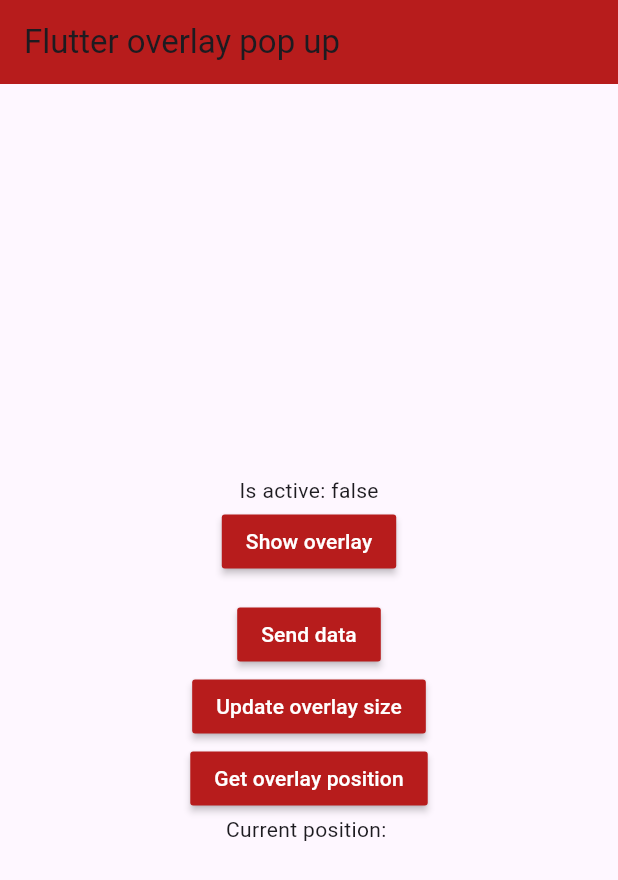
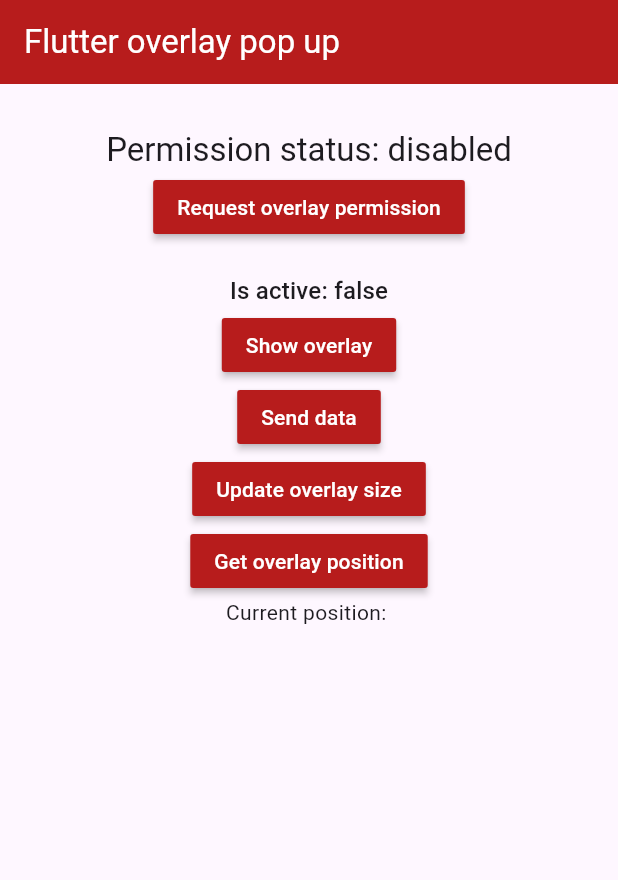
Before and after one commit to diegohzea/overlay_pop_up, a Flutter app: the screen it shows after launch, after a tap on "Send data", on a phone screen of 412 x 824 dp. Shown: the top 880 px of the screen. Run offline on Flutter 3.47's test engine with Material 3 defaults, Android fonts, the phone set to English and light mode, and no system bars.

Commit message:
added onActivitiyResultListener to manage permission status

```diff
--- a/example/lib/main.dart
+++ b/example/lib/main.dart
@@ -16,6 +16,7 @@ class MyApp extends StatefulWidget {
 
 class _MyAppState extends State<MyApp> {
   bool isActive = false;
+  bool permissionStatus = false;
   String overlayPosition = '';
 
   @override
@@ -33,12 +34,39 @@ class _MyAppState extends State<MyApp> {
   Widget build(BuildContext context) {
     return MaterialApp(
       home: Scaffold(
-        appBar: AppBar(title: const Text('Flutter overlay pop up'), backgroundColor: Colors.red[900]),
-        body: Center(
+        appBar: AppBar(
+            title: const Text(
+              'Flutter overlay pop up',
+              style: TextStyle(color: Colors.white),
+            ),
+            backgroundColor: Colors.red[900]),
+        body: SizedBox(
+          width: double.maxFinite,
           child: Column(
-            mainAxisAlignment: MainAxisAlignment.center,
+            crossAxisAlignment: CrossAxisAlignment.center,
+            mainAxisAlignment: MainAxisAlignment.start,
             children: [
-              Text('Is active: $isActive'),
+              const SizedBox(height: 30),
+              Text(
+                'Permission status: ${permissionStatus ? 'enabled' : 'disabled'}',
+                style: Theme.of(context).textTheme.titleLarge,
+              ),
+              MaterialButton(
+                onPressed: () async {
+                  permissionStatus = await OverlayPopUp.requestPermission();
+                  setState(() {});
+                },
+                color: Colors.red[900],
+                child: const Text(
+                  'Request overlay permission',
+                  style: TextStyle(color: Colors.white),
+                ),
+              ),
+              const SizedBox(height: 20),
+              Text(
+                'Is active: $isActive',
+                style: Theme.of(context).textTheme.titleMedium,
+              ),
               MaterialButton(
                 onPressed: () async {
                   final permission = await OverlayPopUp.checkPermission();
@@ -62,43 +90,52 @@ class _MyAppState extends State<MyApp> {
                       });
                     }
                   } else {
-                    await OverlayPopUp.requestPermission();
+                    permissionStatus = await OverlayPopUp.requestPermission();
                     setState(() {});
                   }
                 },
                 color: Colors.red[900],
-                child: const Text('Show overlay', style: TextStyle(color: Colors.white)),
-              ),
-              const SizedBox(height: 14),
-              MaterialButton(
-                onPressed: () async {
-                  if (await OverlayPopUp.isActive()) {
-                    await OverlayPopUp.sendToOverlay({'mssg': 'Hello from dart!'});
-                  }
-                },
-                color: Colors.red[900],
-                child: const Text('Send data', style: TextStyle(color: Colors.white)),
+                child: const Text(
+                  'Show overlay',
+                  style: TextStyle(color: Colors.white),
+                ),
               ),
               MaterialButton(
                 onPressed: () async {
                   if (await OverlayPopUp.isActive()) {
-                    await OverlayPopUp.updateOverlaySize(width: 500, height: 500);
+                    await OverlayPopUp.sendToOverlay(
+                        {'mssg': 'Hello from dart!'});
                   }
                 },
                 color: Colors.red[900],
-                child: const Text('Update overlay size', style: TextStyle(color: Colors.white)),
+                child: const Text('Send data',
+                    style: TextStyle(color: Colors.white)),
+              ),
+              MaterialButton(
+                onPressed: () async {
+                  if (await OverlayPopUp.isActive()) {
+                    await OverlayPopUp.updateOverlaySize(
+                        width: 500, height: 500);
+                  }
+                },
+                color: Colors.red[900],
+                child: const Text('Update overlay size',
+                    style: TextStyle(color: Colors.white)),
               ),
               MaterialButton(
                 onPressed: () async {
                   if (await OverlayPopUp.isActive()) {
                     final position = await OverlayPopUp.getOverlayPosition();
                     setState(() {
-                      overlayPosition = (position?['overlayPosition'] != null) ? position!['overlayPosition'].toString() : '';
+                      overlayPosition = (position?['overlayPosition'] != null)
+                          ? position!['overlayPosition'].toString()
+                          : '';
                     });
                   }
                 },
                 color: Colors.red[900],
-                child: const Text('Get overlay position', style: TextStyle(color: Colors.white)),
+                child: const Text('Get overlay position',
+                    style: TextStyle(color: Colors.white)),
               ),
               Text('Current position: $overlayPosition'),
             ],
@@ -152,7 +189,8 @@ class OverlayWidget extends StatelessWidget {
               backgroundColor: Colors.red[900],
               elevation: 12,
               onPressed: () async => await OverlayPopUp.closeOverlay(),
-              child: const Text('X', style: TextStyle(color: Colors.white, fontSize: 20)),
+              child: const Text('X',
+                  style: TextStyle(color: Colors.white, fontSize: 20)),
             ),
           ],
         ),
--- a/pubspec.yaml
+++ b/pubspec.yaml
@@ -1,11 +1,11 @@
 name: overlay_pop_up
 description: A new Flutter plugin to display pop ups or screens over other apps in Android even when app is closed or killed.
-version: 1.0.3
+version: 1.0.4
 homepage: https://github.com/diegohzea/overlay_pop_up
 
 environment:
-  sdk: ">=3.0.3 <4.0.0"
-  flutter: ">=3.3.0"
+  sdk: '>=3.0.3 <4.0.0'
+  flutter: '>=3.3.0'
 
 dependencies:
   flutter:
```
Also changed, not shown: 4 other files.
